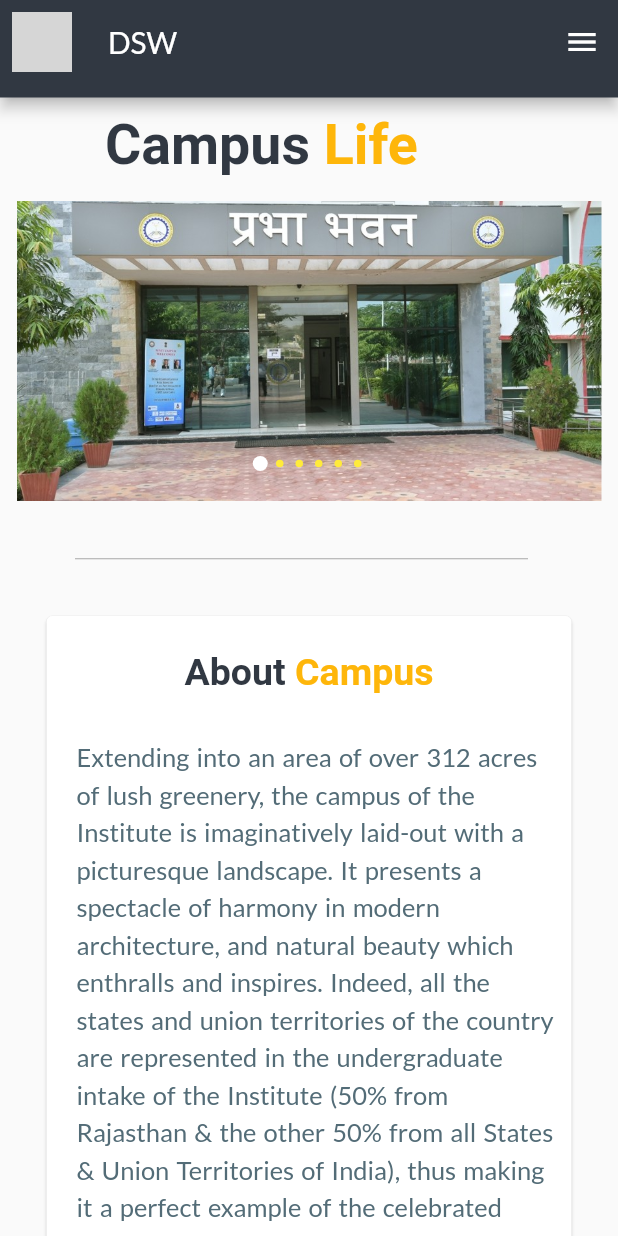
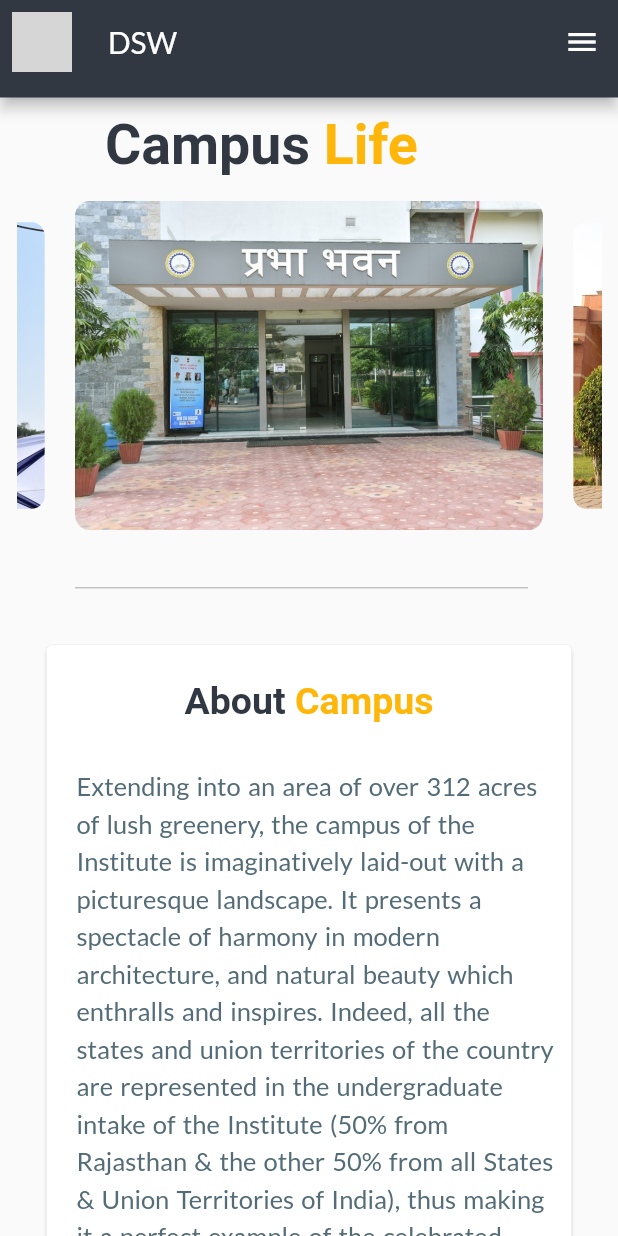
Before and after one commit to MNIT-DSW-APP/DSW-FRONTEND, a Flutter app: the CampusScreen screen opened by its route, on a phone screen of 412 x 824 dp. Run offline on Flutter 3.47's test engine with Material 2 defaults, Android fonts, the phone set to English and light mode, and no system bars; drawn by our look-alikes of carousel_pro, carousel_slider; our stand-ins replace flutter_lorem, font_awesome_flutter, youtube_player_flutter; missing offline and left inert: rotated_corner_decoration; grey boxes are pictures that could not be loaded.

Commit message:
Upgraded "Campus" Page.

```diff
--- /dev/null
+++ b/lib/screens/announcement_screen.dart
@@ -0,0 +1,17 @@
+// import 'package:dswapp/constants/global_variables.dart';
+// import 'package:dswapp/widgets/custom_appbar.dart';
+// import 'package:dswapp/widgets/navigation_drawer.dart';
+import 'package:flutter/material.dart';
+
+
+class Announcements extends StatelessWidget {
+  const Announcements({Key? key}) : super(key: key);
+  static const routeName = '/announcements';
+
+  @override
+  Widget build(BuildContext context) {
+    return SafeArea(
+      child: Scaffold(),
+    );
+  }
+}
--- a/lib/screens/campus_screen.dart
+++ b/lib/screens/campus_screen.dart
@@ -1,7 +1,4 @@
-// ignore_for_file: import_of_legacy_library_into_null_safe
-
-
-import 'package:carousel_pro/carousel_pro.dart';
+import 'package:carousel_slider/carousel_slider.dart';
 import 'package:flutter/material.dart';
 import 'package:dswapp/widgets/custom_appbar.dart';
 import 'package:dswapp/widgets/navigation_drawer.dart';
@@ -18,10 +15,29 @@ class CampusScreen extends StatefulWidget {
 }
 
 class _CampusScreenState extends State<CampusScreen> {
+  final List<String> campusImages = [
+    'lib/assets/images/prabha_cl.jpg',
+    'lib/assets/images/vltc1_cl.jpg',
+    'lib/assets/images/ganga_cl.jpg',
+    'lib/assets/images/miic_cl.jpg',
+    'lib/assets/images/canteen_cl.jpg',
+    'lib/assets/images/apartments_cl.jpg',
+  ];
 
-  final videoURL = "https://www.youtube.com/watch?v=57Y_92nGfC8&ab_channel=WebmasterMNIT";
+  List<Widget> generateImagesTiles() {
+    return campusImages
+        .map((element) => ClipRRect(
+            borderRadius: BorderRadius.circular(10),
+            child: Image.asset(
+              element,
+              fit: BoxFit.cover,
+            )))
+        .toList();
+  }
+
+  final videoURL =
+      "https://www.youtube.com/watch?v=57Y_92nGfC8&ab_channel=WebmasterMNIT";
   late YoutubePlayerController _controller;
-
 
   @override
   void initState() {
@@ -29,31 +45,29 @@ class _CampusScreenState extends State<CampusScreen> {
     _controller = YoutubePlayerController(
       initialVideoId: videoID!,
       flags: const YoutubePlayerFlags(
-          hideControls : false,
-          controlsVisibleAtStart : false,
-          autoPlay : false,
-          mute : false,
-          isLive : false,
-          hideThumbnail : false,
-          disableDragSeek : false,
-          enableCaption : true,
+        hideControls: false,
+        controlsVisibleAtStart: false,
+        autoPlay: false,
+        mute: false,
+        isLive: false,
+        hideThumbnail: false,
+        disableDragSeek: false,
+        enableCaption: true,
         captionLanguage: "en ",
-          loop : false,
-          useHybridComposition : false,
-          forceHD : true,
-          showLiveFullscreenButton : false,
+        loop: false,
+        useHybridComposition: false,
+        forceHD: true,
+        showLiveFullscreenButton: false,
       ),
     );
     super.initState();
   }
-
 
   @override
   void deactivate() {
     _controller.pause();
     super.deactivate();
   }
-
 
   @override
   void dispose() {
@@ -105,57 +119,43 @@ class _CampusScreenState extends State<CampusScreen> {
             Center(
               child: Padding(
                 padding: const EdgeInsets.all(1.0),
-                child: SizedBox(
-                  height: 200,
-                  width: double.infinity,
-                  child: Carousel(
-                    dotSize: 5.0,
-                    dotSpacing: 13.0,
-                    dotColor: Colors.yellow,
-                    dotBgColor: Colors.transparent,
-                    images: [
-                      Image.asset("lib/assets/images/prabha_cl.jpg",
-                          fit: BoxFit.cover),
-                      Image.asset("lib/assets/images/vltc1_cl.jpg",
-                          fit: BoxFit.cover),
-                      Image.asset("lib/assets/images/ganga_cl.jpg",
-                          fit: BoxFit.cover),
-                      Image.asset("lib/assets/images/miic_cl.jpg",
-                          fit: BoxFit.cover),
-                      Image.asset("lib/assets/images/canteen_cl.jpg",
-                          fit: BoxFit.cover),
-                      Image.asset("lib/assets/images/apartments_cl.jpg",
-                          fit: BoxFit.cover),
+                child: Stack(
+                  children: [
+                    CarouselSlider(
+                        items: generateImagesTiles(),
+                        options: CarouselOptions(
+                          enlargeCenterPage: true,
+                          autoPlay: true,
+                          autoPlayInterval: const Duration(seconds: 2),
+                        )),
                   ],
                 ),
               ),
             ),
-            ),
-
 
             const Padding(
               padding: EdgeInsets.only(top: 20.0),
               child: Divider(),
             ),
-
             const AboutCampusCard(),
-
             const Padding(
               padding: EdgeInsets.only(top: 0.0),
               child: Divider(),
             ),
-
-            const Text("Made Life Easy",
-              style: TextStyle( fontSize: 13, fontWeight: FontWeight.w100),
+            const Text(
+              "Made Life Easy",
+              style: TextStyle(fontSize: 13, fontWeight: FontWeight.w100),
             ),
-
             const Padding(
               padding: EdgeInsets.only(bottom: 20.0),
-              child: Text("FOR STUDENTS",
-                style: TextStyle( fontSize: 25, fontWeight: FontWeight.bold, color: Colors.grey),
+              child: Text(
+                "FOR STUDENTS",
+                style: TextStyle(
+                    fontSize: 25,
+                    fontWeight: FontWeight.bold,
+                    color: Colors.grey),
               ),
             ),
-
             Column(
               children: [
                 Row(
@@ -220,8 +220,6 @@ class _CampusScreenState extends State<CampusScreen> {
                     ),
                   ],
                 ),
-
-
                 Padding(
                   padding: const EdgeInsets.only(top: 15.0),
                   child: Row(
@@ -288,8 +286,6 @@ class _CampusScreenState extends State<CampusScreen> {
                     ],
                   ),
                 ),
-
-
                 Padding(
                   padding: const EdgeInsets.only(top: 15.0),
                   child: Row(
@@ -358,25 +354,27 @@ class _CampusScreenState extends State<CampusScreen> {
                 ),
               ],
             ),
-
             const Padding(
               padding: EdgeInsets.only(top: 20.0),
               child: Divider(),
             ),
-
-            const Text("From Campus",
-              style: TextStyle( fontSize: 13, fontWeight: FontWeight.w100),
+            const Text(
+              "From Campus",
+              style: TextStyle(fontSize: 13, fontWeight: FontWeight.w100),
             ),
-
-            const Text("LATEST CAMPUS TOUR",
-              style: TextStyle( fontSize: 25, fontWeight: FontWeight.bold, color: Colors.grey),
+            const Text(
+              "LATEST CAMPUS TOUR",
+              style: TextStyle(
+                  fontSize: 25,
+                  fontWeight: FontWeight.bold,
+                  color: Colors.grey),
             ),
-
             Column(
                 mainAxisSize: MainAxisSize.min,
                 crossAxisAlignment: CrossAxisAlignment.start,
                 children: [
-                YoutubePlayer(controller: _controller,
+                  YoutubePlayer(
+                    controller: _controller,
                     showVideoProgressIndicator: true,
                     bottomActions: [
                       const PlaybackSpeedButton(),
@@ -386,10 +384,7 @@ class _CampusScreenState extends State<CampusScreen> {
                       ),
                     ],
                   ),
-              ]
-            ),
-
-
+                ]),
           ]),
         ),
       ),
```
Also changed, not shown: pubspec.yaml (+4 -3 lines), lib/assets/images/vltc2_cl.jpg (added), pubspec.lock. Lines whose indentation alone changed are shown as unchanged.
